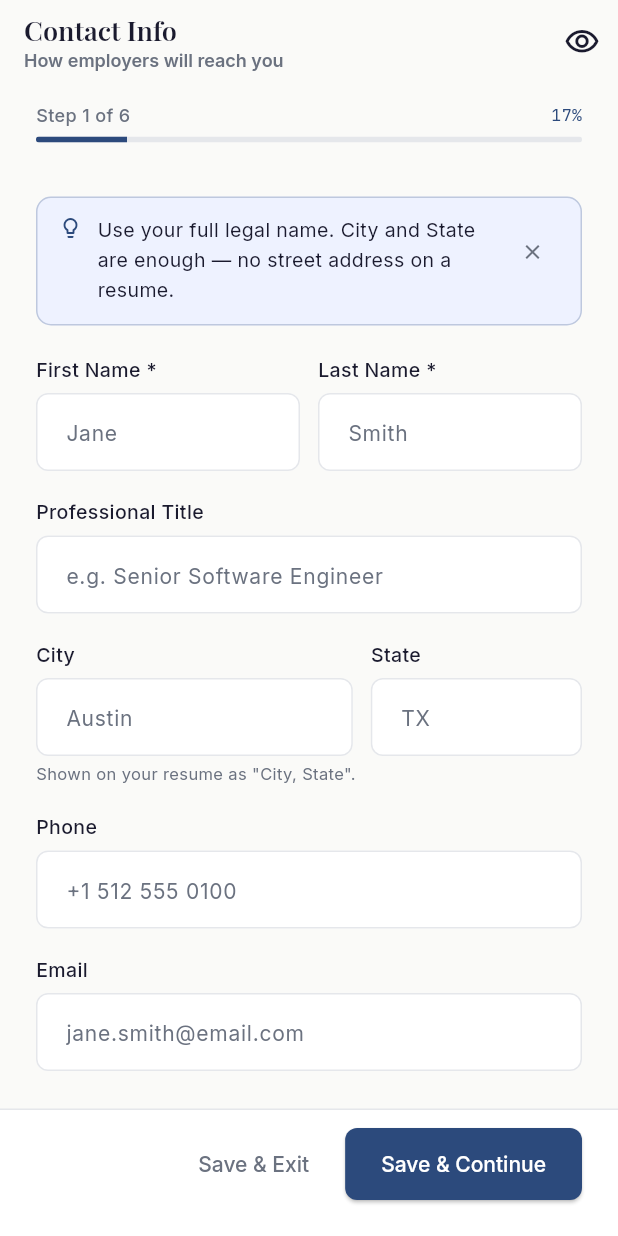
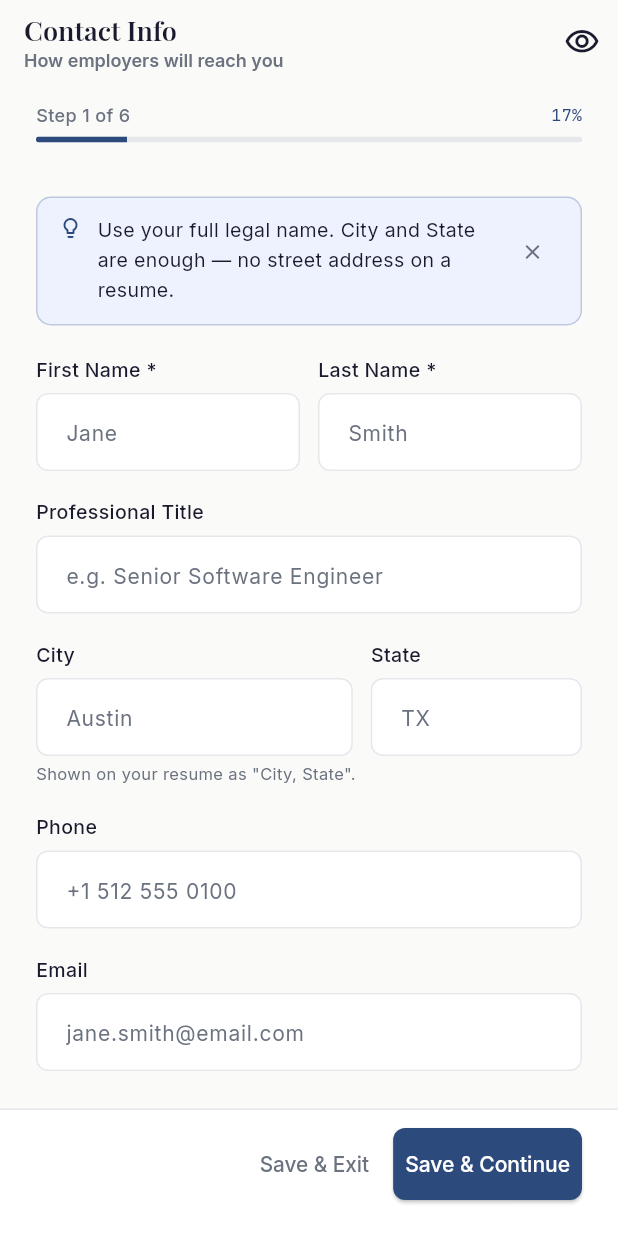
Before and after one commit to beaconaiofficial/BeaconAI_Resume, a Flutter app: the ResumeBuilderWizardScreen screen opened by its route, on a phone screen of 412 x 824 dp. Run offline on Flutter 3.47's test engine with Material 3 defaults, Android fonts, the phone set to English and light mode, and no system bars; our stand-ins replace connectivity_plus, file_picker, flutter_riverpod, google_fonts, google_mobile_ads, hive_ce and 5 more; missing offline and left inert: dart:html, purchases_flutter, syncfusion_flutter_pdf; accounts and stored records are empty.

Commit message:
Fix wizard bottom nav bar: overflow, 3-button-nav clearance, illegible ellipsis
Three real, distinct bugs found and fixed in sequence:

1. RenderFlex overflow on real devices — none of the three buttons
   (Back/Save & Exit/Save & Continue) could shrink, so combined
   intrinsic width exceeded available space on common phone widths.
   Bar also had no MediaQuery.padding.bottom clearance, so it rendered
   partially behind 3-button system navigation.

2. The fix for (1) stopped the overflow but made buttons illegible
   ("Sa...", "Save & ...") on a real device. Root causes:
     - A SizedBox(width: 80) unconditionally reserved the "Back"
       button's slot even on Step 1, which has no Back button.
     - A Spacer() shared the Row with the Flexible Save buttons —
       Spacer is itself a flex participant and was competing for the
       same width budget under space pressure, claiming a quarter of
       it for nothing rendered.
     - Material's default button padding was eating most of what
       little budget remained.

Fixed by: only reserving Back's slot when it's shown; grouping the
Save buttons in their own Expanded instead of a competing Spacer;
wrapping each label in FittedBox(scaleDown) so a label that doesn't
fit shrinks as a whole instead of getting cut off mid-word; and
tightening button padding to reclaim width for the labels themselves.

Even after all of this, "Back" + "Save & Exit" + "Save & Continue"
combined is more text than reliably fits at full natural size on
every phone width at once — some shrink at normal conditions is an
inherent consequence of the current button copy, not a remaining
layout bug (measured ~89% of natural size at 411dp/100% scale, down
to ~19% in the most extreme case: 200% text scale + a legacy 320dp
width). Button copy was intentionally left unchanged pending a
product decision.

test/wizard_nav_bar_overflow_test.dart pumps WizardNavBar directly
across a matrix of widths, text scales, and nav insets — asserting no
overflow, full (never-truncated) label text, and calibrated legibility
thresholds against the measured values above.

```diff
--- a/lib/screens/resume_builder_wizard_screen.dart
+++ b/lib/screens/resume_builder_wizard_screen.dart
@@ -464,9 +464,13 @@ class _ResumeBuilderWizardScreenState
 
           // ── Step content ───────────────────────────────────────────────
           Expanded(child: _buildCurrentStep()),
-
-          // ── Bottom nav ─────────────────────────────────────────────────
-          WizardNavBar(
+        ],
+      ),
+      // bottomNavigationBar, not the last item in body's Column — same
+      // placement PreviewEditScreen/ResumeEditorScreen use for their own
+      // bottom bars, so it anchors to the true bottom edge rather than
+      // being subject to the body Column's layout.
+      bottomNavigationBar: WizardNavBar(
         currentStep: _currentStep,
         totalSteps: _totalSteps,
         onBack: _onBack,
@@ -474,8 +478,6 @@ class _ResumeBuilderWizardScreenState
         onSaveExit: _onSaveExit,
         isNextLoading: _isLoading,
         nextLabel: _currentStep == _totalSteps ? 'Finish' : null,
-          ),
-        ],
       ),
     );
   }
--- a/lib/widgets/wizard_widgets.dart
+++ b/lib/widgets/wizard_widgets.dart
@@ -426,7 +426,16 @@ class WizardNavBar extends StatelessWidget {
   @override
   Widget build(BuildContext context) {
     return Container(
-      padding: const EdgeInsets.fromLTRB(24, 12, 24, 24),
+      padding: EdgeInsets.fromLTRB(
+        24,
+        12,
+        24,
+        // Base 24 preserves the existing look on devices with no reserved
+        // bottom inset; the device's own inset (3-button nav bar, gesture
+        // home indicator, etc.) is added on top so buttons never render
+        // underneath the system navigation area.
+        24 + MediaQuery.of(context).padding.bottom,
+      ),
       decoration: BoxDecoration(
         color: Theme.of(context).colorScheme.surface,
         border: Border(
@@ -437,31 +446,87 @@ class WizardNavBar extends StatelessWidget {
       ),
       child: Row(
         children: [
-          // Back
+          // Back — only takes up space when it's actually shown. Step 1 has
+          // no prior step, so nothing reserves its place: an invisible
+          // fixed-width placeholder here was stealing width the two Save
+          // buttons needed, forcing them into much more aggressive ellipsis
+          // than the flex ratios alone would predict. A few pixels of
+          // horizontal shift between "no Back" and "Back present" steps is
+          // a fair trade for a legible primary action.
           if (!_isFirstStep)
             OutlinedButton(
               onPressed: onBack,
+              style: OutlinedButton.styleFrom(
+                padding: const EdgeInsets.symmetric(horizontal: 12),
+              ),
               child: const Text('Back'),
-            )
-          else
-            const SizedBox(width: 80),
+            ),
 
-          // Save & Exit — always available
-          const Spacer(),
-          TextButton(
+          // Save & Exit + Save & Continue/Finish, grouped in their own
+          // Expanded rather than separated by a Spacer(). A Spacer is
+          // itself a flex participant (Expanded, flex: 1) — sharing a Row
+          // with the Flexible buttons below meant it competed for the same
+          // constrained width budget under space pressure, taking a full
+          // quarter of it for literally nothing rendered. Expanded here
+          // hands the *entire* remaining width (after Back's natural size)
+          // to this group, with `end` alignment reproducing the original
+          // "pushed to the right" look whenever there's slack to spare.
+          Expanded(
+            child: Row(
+              mainAxisAlignment: MainAxisAlignment.end,
+              children: [
+                // Flexible (not a bare TextButton/ElevatedButton) so the
+                // Row can shrink these at large text-scale factors or on
+                // narrow screens instead of overflowing horizontally. Save
+                // & Exit yields space first (flex: 1 vs. 3) since Save &
+                // Continue/Finish is the primary action and should stay
+                // legible longer.
+                //
+                // FittedBox(scaleDown) is the primary defense against a
+                // label not fitting: it shrinks the whole label to fit
+                // available width rather than cutting it off, so "Save &
+                // Continue" stays complete (just smaller) instead of
+                // becoming "Save & ...". The Text's own overflow: ellipsis
+                // is only a last-resort backstop for a pathological case
+                // FittedBox itself can't satisfy — in practice unreachable,
+                // since FittedBox always finds a scale that fits.
+                //
+                // Tighter padding (vs. Material's ~24dp/side default)
+                // reclaims width for the label itself before FittedBox
+                // ever needs to shrink anything. Even so, "Back" + "Save &
+                // Exit" + "Save & Continue" together are more text than
+                // reliably fits at full natural size on every phone width
+                // at once — some shrink is an inherent consequence of the
+                // current button copy, not a layout bug. See the widget
+                // test file for the measured range across widths/scales.
+                Flexible(
+                  child: TextButton(
                     onPressed: onSaveExit,
+                    style: TextButton.styleFrom(
+                      padding: const EdgeInsets.symmetric(horizontal: 8),
+                    ),
+                    child: FittedBox(
+                      fit: BoxFit.scaleDown,
                       child: Text(
                         'Save & Exit',
+                        overflow: TextOverflow.ellipsis,
                         style: TextStyle(
                           color: Theme.of(context).colorScheme.onSurfaceVariant,
                         ),
                       ),
                     ),
-          const SizedBox(width: 12),
+                  ),
+                ),
+                const SizedBox(width: 8),
 
                 // Next / Finish
-          ElevatedButton(
+                Flexible(
+                  flex: 3,
+                  child: ElevatedButton(
                     onPressed: isNextLoading ? null : onNext,
+                    style: ElevatedButton.styleFrom(
+                      padding: const EdgeInsets.symmetric(horizontal: 8),
+                    ),
                     child: isNextLoading
                         ? const SizedBox(
                             width: 18,
@@ -469,9 +534,19 @@ class WizardNavBar extends StatelessWidget {
                             child: CircularProgressIndicator(
                                 strokeWidth: 2, color: Colors.white),
                           )
-                : Text(_isLastStep
+                        : FittedBox(
+                            fit: BoxFit.scaleDown,
+                            child: Text(
+                              _isLastStep
                                   ? (nextLabel ?? 'Finish')
-                    : (nextLabel ?? 'Save & Continue')),
+                                  : (nextLabel ?? 'Save & Continue'),
+                              overflow: TextOverflow.ellipsis,
+                            ),
+                          ),
+                  ),
+                ),
+              ],
+            ),
           ),
         ],
       ),
```
Also changed, not shown: 1 other file. Lines whose indentation alone changed are shown as unchanged.
